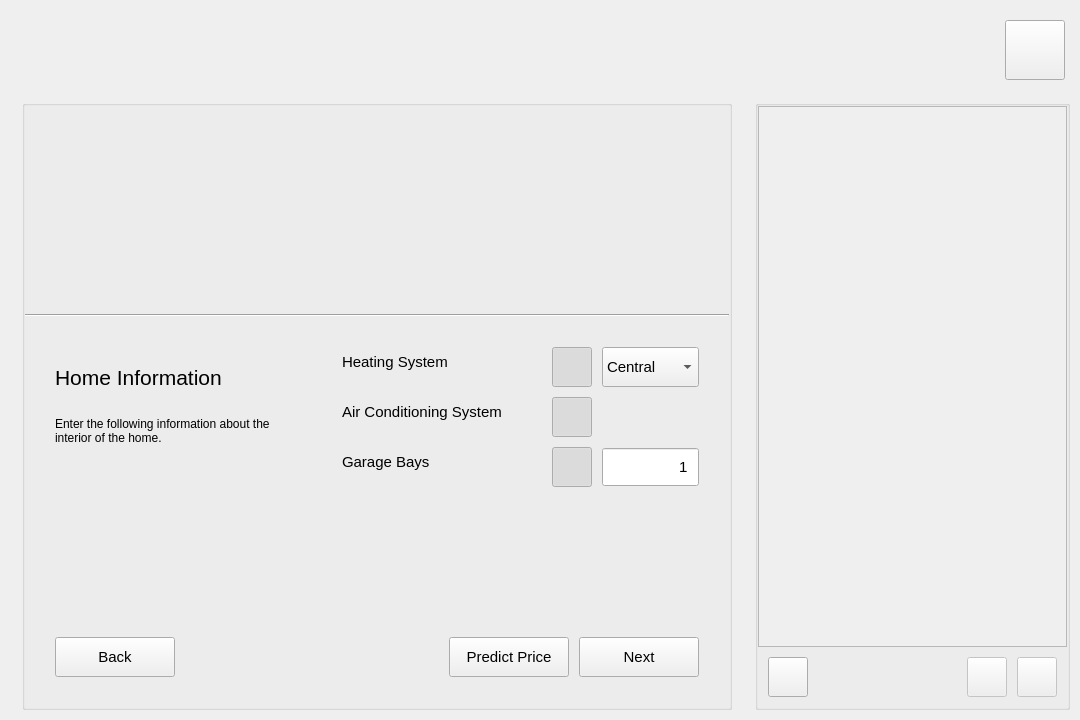
Old version of the form src/widgets/home-value-window.ui in the repository mygarrett38/home-value-prediction.
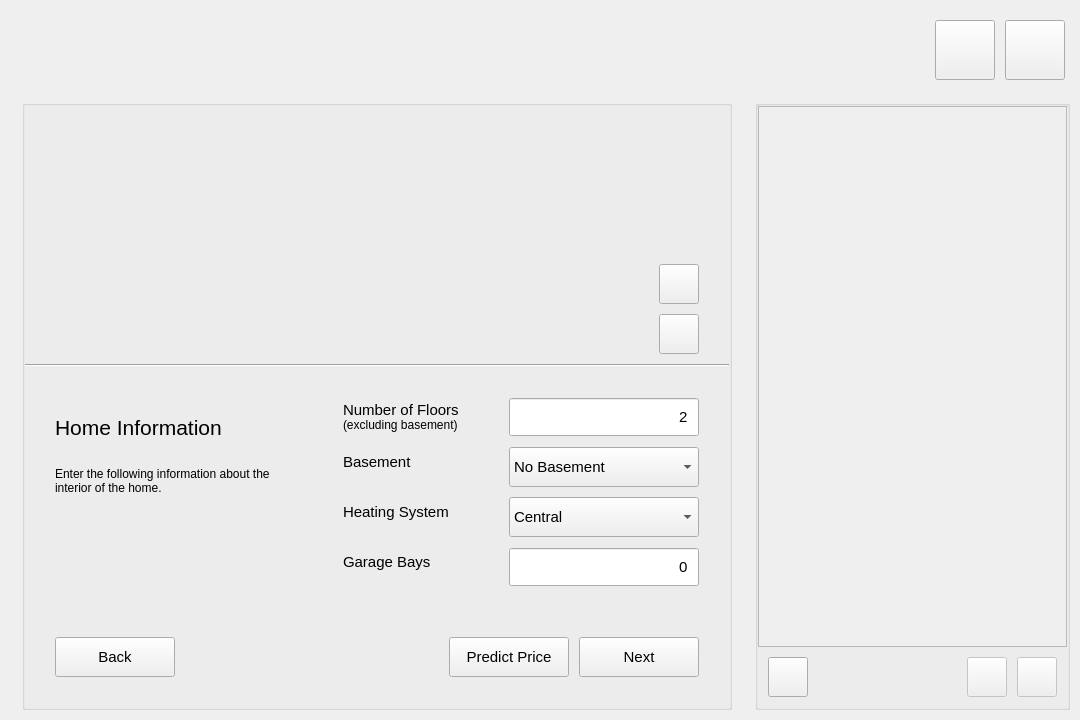
New version of the form. The open tabs and pages were chosen to show the change. Icons and pictures are not drawn. Custom widgets are drawn as their Qt base class.

Commit message: Implement zoom functionality and info icon button

```diff
--- a/src/widgets/home-value-window.ui
+++ b/src/widgets/home-value-window.ui
@@ -60,7 +60,7 @@
         <height>80</height>
        </size>
       </property>
-      <layout class="QHBoxLayout" name="header_layout" stretch="0,0">
+      <layout class="QHBoxLayout" name="header_layout" stretch="0,0,0">
        <property name="spacing">
         <number>10</number>
        </property>
@@ -104,6 +104,41 @@
          </property>
         </widget>
        </item>
+       <item>
+        <widget class="QPushButton" name="info_button">
+         <property name="minimumSize">
+          <size>
+           <width>60</width>
+           <height>60</height>
+          </size>
+         </property>
+         <property name="maximumSize">
+          <size>
+           <width>60</width>
+           <height>60</height>
+          </size>
+         </property>
+         <property name="cursor">
+          <cursorShape>PointingHandCursor</cursorShape>
+         </property>
+         <property name="text">
+          <string/>
+         </property>
+         <property name="icon">
+          <iconset>
+           <normaloff>:/icons/info.svg</normaloff>:/icons/info.svg</iconset>
+         </property>
+         <property name="iconSize">
+          <size>
+           <width>32</width>
+           <height>32</height>
+          </size>
+         </property>
+         <property name="checkable">
+          <bool>false</bool>
+         </property>
+        </widget>
+       </item>
        <item>
         <widget class="QPushButton" name="settings_button">
          <property name="minimumSize">
@@ -204,6 +239,24 @@
               <number>0</number>
              </property>
              <item>
+              <layout class="QHBoxLayout" name="layout_location_map" stretch="0,1,0">
+               <property name="spacing">
+                <number>10</number>
+               </property>
+               <item>
+                <spacer name="spacer_location_map_left">
+                 <property name="orientation">
+                  <enum>Qt::Orientation::Vertical</enum>
+                 </property>
+                 <property name="sizeHint" stdset="0">
+                  <size>
+                   <width>80</width>
+                   <height>40</height>
+                  </size>
+                 </property>
+                </spacer>
+               </item>
+               <item>
               <widget class="QLabel" name="label_location_map">
                <property name="sizePolicy">
                 <sizepolicy hsizetype="Preferred" vsizetype="Expanding">
@@ -234,6 +287,110 @@
               </widget>
              </item>
              <item>
+                <layout class="QVBoxLayout" name="layout_location_zoom" stretch="0,1,0">
+                 <property name="spacing">
+                  <number>10</number>
+                 </property>
+                 <property name="leftMargin">
+                  <number>10</number>
+                 </property>
+                 <property name="topMargin">
+                  <number>10</number>
+                 </property>
+                 <property name="rightMargin">
+                  <number>30</number>
+                 </property>
+                 <property name="bottomMargin">
+                  <number>10</number>
+                 </property>
+                 <item>
+                  <spacer name="spacer_location_map_right">
+                   <property name="orientation">
+                    <enum>Qt::Orientation::Vertical</enum>
+                   </property>
+                   <property name="sizeHint" stdset="0">
+                    <size>
+                     <width>40</width>
+                     <height>40</height>
+                    </size>
+                   </property>
+                  </spacer>
+                 </item>
+                 <item>
+                  <widget class="QPushButton" name="button_location_zoom_in">
+                   <property name="minimumSize">
+                    <size>
+                     <width>40</width>
+                     <height>40</height>
+                    </size>
+                   </property>
+                   <property name="maximumSize">
+                    <size>
+                     <width>40</width>
+                     <height>40</height>
+                    </size>
+                   </property>
+                   <property name="cursor">
+                    <cursorShape>PointingHandCursor</cursorShape>
+                   </property>
+                   <property name="text">
+                    <string/>
+                   </property>
+                   <property name="icon">
+                    <iconset>
+                     <normaloff>:/icons/zoom-in.svg</normaloff>:/icons/zoom-in.svg</iconset>
+                   </property>
+                   <property name="iconSize">
+                    <size>
+                     <width>20</width>
+                     <height>20</height>
+                    </size>
+                   </property>
+                   <property name="checkable">
+                    <bool>false</bool>
+                   </property>
+                  </widget>
+                 </item>
+                 <item>
+                  <widget class="QPushButton" name="button_location_zoom_out">
+                   <property name="minimumSize">
+                    <size>
+                     <width>40</width>
+                     <height>40</height>
+                    </size>
+                   </property>
+                   <property name="maximumSize">
+                    <size>
+                     <width>40</width>
+                     <height>40</height>
+                    </size>
+                   </property>
+                   <property name="cursor">
+                    <cursorShape>PointingHandCursor</cursorShape>
+                   </property>
+                   <property name="text">
+                    <string/>
+                   </property>
+                   <property name="icon">
+                    <iconset>
+                     <normaloff>:/icons/zoom-out.svg</normaloff>:/icons/zoom-out.svg</iconset>
+                   </property>
+                   <property name="iconSize">
+                    <size>
+                     <width>20</width>
+                     <height>20</height>
+                    </size>
+                   </property>
+                   <property name="checkable">
+                    <bool>false</bool>
+                   </property>
+                  </widget>
+                 </item>
+                </layout>
+               </item>
+              </layout>
+             </item>
+             <item>
               <widget class="Line" name="line_prediction">
                <property name="orientation">
                 <enum>Qt::Orientation::Horizontal</enum>
@@ -265,7 +422,7 @@
                   </font>
                  </property>
                  <property name="currentIndex">
-                  <number>2</number>
+                  <number>3</number>
                  </property>
                  <widget class="QWidget" name="page_location">
                   <layout class="QHBoxLayout" name="layout_page_location" stretch="2,3">
@@ -783,7 +940,7 @@
                        <property name="sizeHint" stdset="0">
                         <size>
                          <width>40</width>
-                         <height>20</height>
+                         <height>10</height>
                         </size>
                        </property>
                       </spacer>
@@ -880,7 +1037,7 @@
                         </font>
                        </property>
                        <property name="text">
-                        <string>&lt;html&gt;&lt;head/&gt;&lt;body&gt;&lt;p&gt;Interior Square Footage&lt;/p&gt;&lt;/body&gt;&lt;/html&gt;</string>
+                        <string>&lt;html&gt;&lt;head/&gt;&lt;body&gt;&lt;p&gt;Interior Square Footage&lt;br/&gt;&lt;span style=&quot; font-size:9pt;&quot;&gt;(including basement if applicable)&lt;/span&gt;&lt;/p&gt;&lt;/body&gt;&lt;/html&gt;</string>
                        </property>
                       </widget>
                      </item>
@@ -926,61 +1083,20 @@
                        </property>
                       </widget>
                      </item>
-                     <item row="1" column="0">
-                      <widget class="QLabel" name="label_home_floors">
-                       <property name="font">
-                        <font>
-                         <pointsize>11</pointsize>
-                        </font>
+                     <item row="1" column="0" colspan="2">
+                      <spacer name="spacer_home_1">
+                       <property name="orientation">
+                        <enum>Qt::Orientation::Horizontal</enum>
                        </property>
-                       <property name="text">
-                        <string>&lt;html&gt;&lt;head/&gt;&lt;body&gt;&lt;p&gt;Number of Floors&lt;/p&gt;&lt;/body&gt;&lt;/html&gt;</string>
-                       </property>
-                      </widget>
-                     </item>
-                     <item row="1" column="1">
-                      <widget class="QSpinBox" name="editor_home_floors">
-                       <property name="minimumSize">
+                       <property name="sizeHint" stdset="0">
                         <size>
-                         <width>0</width>
-                         <height>40</height>
+                         <width>40</width>
+                         <height>10</height>
                         </size>
                        </property>
-                       <property name="maximumSize">
-                        <size>
-                         <width>16777215</width>
-                         <height>40</height>
-                        </size>
-                       </property>
-                       <property name="font">
-                        <font>
-                         <pointsize>11</pointsize>
-                        </font>
-                       </property>
-                       <property name="styleSheet">
-                        <string notr="true">padding: 5px;</string>
-                       </property>
-                       <property name="alignment">
-                        <set>Qt::AlignmentFlag::AlignRight|Qt::AlignmentFlag::AlignTrailing|Qt::AlignmentFlag::AlignVCenter</set>
-                       </property>
-                       <property name="buttonSymbols">
-                        <enum>QAbstractSpinBox::ButtonSymbols::NoButtons</enum>
-                       </property>
-                       <property name="suffix">
-                        <string/>
-                       </property>
-                       <property name="minimum">
-                        <number>1</number>
-                       </property>
-                       <property name="maximum">
-                        <number>10</number>
-                       </property>
-                       <property name="value">
-                        <number>2</number>
-                       </property>
-                      </widget>
+                      </spacer>
                      </item>
-                     <item row="3" column="0">
+                     <item row="2" column="0">
                       <widget class="QLabel" name="label_home_bedrooms">
                        <property name="font">
                         <font>
@@ -992,7 +1108,7 @@
                        </property>
                       </widget>
                      </item>
-                     <item row="3" column="1">
+                     <item row="2" column="1">
                       <widget class="QSpinBox" name="editor_home_bedrooms">
                        <property name="minimumSize">
                         <size>
@@ -1034,7 +1150,7 @@
                        </property>
                       </widget>
                      </item>
-                     <item row="4" column="0">
+                     <item row="3" column="0">
                       <widget class="QLabel" name="label_home_bathrooms">
                        <property name="font">
                         <font>
@@ -1046,7 +1162,7 @@
                        </property>
                       </widget>
                      </item>
-                     <item row="4" column="1">
+                     <item row="3" column="1">
                       <widget class="QSpinBox" name="editor_home_bathrooms">
                        <property name="minimumSize">
                         <size>
@@ -1088,20 +1204,7 @@
                        </property>
                       </widget>
                      </item>
-                     <item row="2" column="0" colspan="2">
-                      <spacer name="spacer_home_1">
-                       <property name="orientation">
-                        <enum>Qt::Orientation::Horizontal</enum>
-                       </property>
-                       <property name="sizeHint" stdset="0">
-                        <size>
-                         <width>40</width>
-                         <height>10</height>
-                        </size>
-                       </property>
-                      </spacer>
-                     </item>
-                     <item row="5" column="0">
+                     <item row="4" column="0">
                       <widget class="QLabel" name="label_home_halfbaths">
                        <property name="font">
                         <font>
@@ -1113,7 +1216,7 @@
                        </property>
                       </widget>
                      </item>
-                     <item row="5" column="1">
+                     <item row="4" column="1">
                       <widget class="QSpinBox" name="editor_home_halfbaths">
                        <property name="minimumSize">
                         <size>
@@ -1240,6 +1343,73 @@
                       <number>10</number>
                      </property>
                      <item row="0" column="0">
+                      <widget class="QLabel" name="label_home_floors">
+                       <property name="font">
+                        <font>
+                         <pointsize>11</pointsize>
+                        </font>
+                       </property>
+                       <property name="text">
+                        <string>&lt;html&gt;&lt;head/&gt;&lt;body&gt;&lt;p&gt;Number of Floors&lt;br/&gt;&lt;span style=&quot; font-size:9pt;&quot;&gt;(excluding basement)&lt;/span&gt;&lt;/p&gt;&lt;/body&gt;&lt;/html&gt;</string>
+                       </property>
+                      </widget>
+                     </item>
+                     <item row="0" column="1">
+                      <widget class="QSpinBox" name="editor_home_floors">
+                       <property name="minimumSize">
+                        <size>
+                         <width>0</width>
+                         <height>40</height>
+                        </size>
+                       </property>
+                       <property name="maximumSize">
+                        <size>
+                         <width>16777215</width>
+                         <height>40</height>
+                        </size>
+                       </property>
+                       <property name="font">
+                        <font>
+                         <pointsize>11</pointsize>
+                         <bold>false</bold>
+                        </font>
+                       </property>
+                       <property name="styleSheet">
+                        <string notr="true">padding: 5px;</string>
+                       </property>
+                       <property name="alignment">
+                        <set>Qt::AlignmentFlag::AlignRight|Qt::AlignmentFlag::AlignTrailing|Qt::AlignmentFlag::AlignVCenter</set>
+                       </property>
+                       <property name="buttonSymbols">
+                        <enum>QAbstractSpinBox::ButtonSymbols::NoButtons</enum>
+                       </property>
+                       <property name="suffix">
+                        <string/>
+                       </property>
+                       <property name="minimum">
+                        <number>1</number>
+                       </property>
+                       <property name="maximum">
+                        <number>10</number>
+                       </property>
+                       <property name="value">
+                        <number>2</number>
+                       </property>
+                      </widget>
+                     </item>
+                     <item row="1" column="0">
+                      <widget class="QLabel" name="label_home_floors_2">
+                       <property name="font">
+                        <font>
+                         <pointsize>11</pointsize>
+                        </font>
+                       </property>
+                       <property name="text">
+                        <string>&lt;html&gt;&lt;head/&gt;&lt;body&gt;&lt;p&gt;Basement&lt;/p&gt;&lt;/body&gt;&lt;/html&gt;</string>
+                       </property>
+                      </widget>
+                     </item>
+                     <item row="2" column="0">
                       <widget class="QLabel" name="label_home_heat">
                        <property name="font">
                         <font>
@@ -1251,50 +1421,58 @@
                        </property>
                       </widget>
                      </item>
-                     <item row="0" column="1">
-                      <layout class="QHBoxLayout" name="layout_home_heat">
-                       <property name="spacing">
-                        <number>10</number>
+                     <item row="3" column="0">
+                      <widget class="QLabel" name="label_home_garage">
+                       <property name="font">
+                        <font>
+                         <pointsize>11</pointsize>
+                        </font>
                        </property>
-                       <item>
-                        <widget class="QPushButton" name="button_home_heat">
+                       <property name="text">
+                        <string>&lt;html&gt;&lt;head/&gt;&lt;body&gt;&lt;p&gt;Garage Bays&lt;/p&gt;&lt;/body&gt;&lt;/html&gt;</string>
+                       </property>
+                      </widget>
+                     </item>
+                     <item row="3" column="1">
+                      <widget class="QSpinBox" name="editor_home_garage">
                          <property name="minimumSize">
                           <size>
-                           <width>40</width>
+                         <width>0</width>
                            <height>40</height>
                           </size>
                          </property>
                          <property name="maximumSize">
                           <size>
-                           <width>40</width>
+                         <width>16777215</width>
                            <height>40</height>
                           </size>
                          </property>
-                         <property name="cursor">
-                          <cursorShape>PointingHandCursor</cursorShape>
-                         </property>
-                         <property name="text">
-                          <string/>
-                         </property>
-                         <property name="icon">
-                          <iconset>
-                           <normaloff>:/icons/confirm.svg</normaloff>:/icons/confirm.svg</iconset>
-                         </property>
-                         <property name="iconSize">
-                          <size>
-                           <width>20</width>
-                           <height>20</height>
-                          </size>
-                         </property>
-                         <property name="checkable">
-                          <bool>true</bool>
-                         </property>
-                         <property name="checked">
-                          <bool>true</bool>
+                       <property name="font">
+                        <font>
+                         <pointsize>11</pointsize>
+                        </font>
+                       </property>
+                       <property name="styleSheet">
+                        <string notr="true">padding: 5px;</string>
+                       </property>
+                       <property name="alignment">
+                        <set>Qt::AlignmentFlag::AlignRight|Qt::AlignmentFlag::AlignTrailing|Qt::AlignmentFlag::AlignVCenter</set>
+                       </property>
+                       <property name="buttonSymbols">
+                        <enum>QAbstractSpinBox::ButtonSymbols::NoButtons</enum>
+                       </property>
+                       <property name="minimum">
+                        <number>0</number>
+                       </property>
+                       <property name="maximum">
+                        <number>20</number>
+                       </property>
+                       <property name="value">
+                        <number>0</number>
                          </property>
                         </widget>
                        </item>
-                       <item>
+                     <item row="2" column="1">
                         <widget class="QComboBox" name="editor_home_heat">
                          <property name="minimumSize">
                           <size>
@@ -1348,121 +1526,8 @@
                          </item>
                         </widget>
                        </item>
-                      </layout>
-                     </item>
-                     <item row="1" column="0">
-                      <widget class="QLabel" name="label_home_ac">
-                       <property name="font">
-                        <font>
-                         <pointsize>11</pointsize>
-                        </font>
-                       </property>
-                       <property name="text">
-                        <string>&lt;html&gt;&lt;head/&gt;&lt;body&gt;&lt;p&gt;Air Conditioning System&lt;/p&gt;&lt;/body&gt;&lt;/html&gt;</string>
-                       </property>
-                      </widget>
-                     </item>
                      <item row="1" column="1">
-                      <widget class="QPushButton" name="button_home_ac">
-                       <property name="sizePolicy">
-                        <sizepolicy hsizetype="Fixed" vsizetype="Fixed">
-                         <horstretch>0</horstretch>
-                         <verstretch>0</verstretch>
-                        </sizepolicy>
-                       </property>
-                       <property name="minimumSize">
-                        <size>
-                         <width>40</width>
-                         <height>40</height>
-                        </size>
-                       </property>
-                       <property name="maximumSize">
-                        <size>
-                         <width>40</width>
-                         <height>40</height>
-                        </size>
-                       </property>
-                       <property name="cursor">
-                        <cursorShape>PointingHandCursor</cursorShape>
-                       </property>
-                       <property name="text">
-                        <string/>
-                       </property>
-                       <property name="icon">
-                        <iconset>
-                         <normaloff>:/icons/confirm.svg</normaloff>:/icons/confirm.svg</iconset>
-                       </property>
-                       <property name="iconSize">
-                        <size>
-                         <width>20</width>
-                         <height>20</height>
-                        </size>
-                       </property>
-                       <property name="checkable">
-                        <bool>true</bool>
-                       </property>
-                       <property name="checked">
-                        <bool>true</bool>
-                       </property>
-                      </widget>
-                     </item>
-                     <item row="2" column="0">
-                      <widget class="QLabel" name="label_home_garage">
-                       <property name="font">
-                        <font>
-                         <pointsize>11</pointsize>
-                        </font>
-                       </property>
-                       <property name="text">
-                        <string>&lt;html&gt;&lt;head/&gt;&lt;body&gt;&lt;p&gt;Garage Bays&lt;/p&gt;&lt;/body&gt;&lt;/html&gt;</string>
-                       </property>
-                      </widget>
-                     </item>
-                     <item row="2" column="1">
-                      <layout class="QHBoxLayout" name="layout_home_garage">
-                       <property name="spacing">
-                        <number>10</number>
-                       </property>
-                       <item>
-                        <widget class="QPushButton" name="button_home_garage">
-                         <property name="minimumSize">
-                          <size>
-                           <width>40</width>
-                           <height>40</height>
-                          </size>
-                         </property>
-                         <property name="maximumSize">
-                          <size>
-                           <width>40</width>
-                           <height>40</height>
-                          </size>
-                         </property>
-                         <property name="cursor">
-                          <cursorShape>PointingHandCursor</cursorShape>
-                         </property>
-                         <property name="text">
-                          <string/>
-                         </property>
-                         <property name="icon">
-                          <iconset>
-                           <normaloff>:/icons/confirm.svg</normaloff>:/icons/confirm.svg</iconset>
-                         </property>
-                         <property name="iconSize">
-                          <size>
-                           <width>20</width>
-                           <height>20</height>
-                          </size>
-                         </property>
-                         <property name="checkable">
-                          <bool>true</bool>
-                         </property>
-                         <property name="checked">
-                          <bool>true</bool>
-                         </property>
-                        </widget>
-                       </item>
-                       <item>
-                        <widget class="QSpinBox" name="editor_home_garage">
+                      <widget class="QComboBox" name="editor_home_basement">
                          <property name="minimumSize">
                           <size>
                            <width>0</width>
@@ -1475,32 +1540,25 @@
                            <height>40</height>
                           </size>
                          </property>
-                         <property name="font">
-                          <font>
-                           <pointsize>11</pointsize>
-                          </font>
-                         </property>
-                         <property name="styleSheet">
-                          <string notr="true">padding: 5px;</string>
-                         </property>
-                         <property name="alignment">
-                          <set>Qt::AlignmentFlag::AlignRight|Qt::AlignmentFlag::AlignTrailing|Qt::AlignmentFlag::AlignVCenter</set>
-                         </property>
-                         <property name="buttonSymbols">
-                          <enum>QAbstractSpinBox::ButtonSymbols::NoButtons</enum>
-                         </property>
-                         <property name="minimum">
-                          <number>1</number>
-                         </property>
-                         <property name="maximum">
-                          <number>20</number>
-                         </property>
-                         <property name="value">
-                          <number>1</number>
-                         </property>
-                        </widget>
-                       </item>
-                      </layout>
+                       <property name="currentIndex">
+                        <number>0</number>
+                       </property>
+                       <item>
+                        <property name="text">
+                         <string>No Basement</string>
+                        </property>
+                       </item>
+                       <item>
+                        <property name="text">
+                         <string>Finished</string>
+                        </property>
+                       </item>
+                       <item>
+                        <property name="text">
+                         <string>Unfinished</string>
+                        </property>
+                       </item>
+                      </widget>
                      </item>
                     </layout>
                    </item>
```
Left out of the diff: 115 changed lines with no effect on the pictures. Lines whose indentation alone changed are shown as unchanged. The commit also changes 4 other files.
